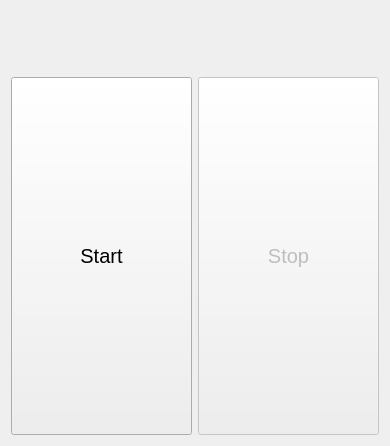
Qt form pomodoro/pomodoro_view.ui (mikkac/pomodoro_qt) before a commit.
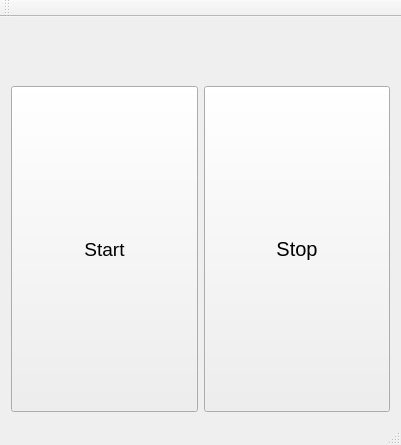
The same form after that commit.

Commit message: switched from QWidget to QMainWindow in order to be able to create a preferences in menu tab

Diff of the .ui file:
```diff
--- a/pomodoro/pomodoro_view.ui
+++ b/pomodoro/pomodoro_view.ui
@@ -1,18 +1,19 @@
 <?xml version="1.0" encoding="UTF-8"?>
 <ui version="4.0">
  <class>PomodoroView</class>
- <widget class="QWidget" name="PomodoroView">
+ <widget class="QMainWindow" name="PomodoroView">
   <property name="geometry">
    <rect>
     <x>0</x>
     <y>0</y>
-    <width>390</width>
-    <height>446</height>
+    <width>401</width>
+    <height>445</height>
    </rect>
   </property>
   <property name="windowTitle">
    <string>PomodoroView</string>
   </property>
+  <widget class="QWidget" name="centralWidget">
   <layout class="QVBoxLayout" name="verticalLayout_3">
    <item>
     <layout class="QVBoxLayout" name="verticalLayout_2">
@@ -22,7 +23,6 @@
         <widget class="QLabel" name="modeLabel">
          <property name="font">
           <font>
-           <family>DejaVu Sans</family>
            <pointsize>15</pointsize>
           </font>
          </property>
@@ -33,21 +33,14 @@
           <set>Qt::AlignCenter</set>
          </property>
         </widget>
+        </item>
+       </layout>
        </item>
        <item>
         <widget class="QLabel" name="timerLabel">
-         <property name="enabled">
-          <bool>true</bool>
-         </property>
-         <property name="sizePolicy">
-          <sizepolicy hsizetype="Preferred" vsizetype="Preferred">
-           <horstretch>0</horstretch>
-           <verstretch>0</verstretch>
-          </sizepolicy>
-         </property>
          <property name="font">
           <font>
-           <pointsize>20</pointsize>
+          <pointsize>15</pointsize>
           </font>
          </property>
          <property name="text">
@@ -57,8 +50,6 @@
           <set>Qt::AlignCenter</set>
          </property>
         </widget>
-       </item>
-      </layout>
      </item>
      <item>
       <layout class="QHBoxLayout" name="horizontalLayout">
@@ -72,7 +63,7 @@
          </property>
          <property name="font">
           <font>
-           <pointsize>15</pointsize>
+            <pointsize>14</pointsize>
           </font>
          </property>
          <property name="text">
@@ -82,9 +73,6 @@
        </item>
        <item>
         <widget class="QPushButton" name="stopButton">
-         <property name="enabled">
-          <bool>false</bool>
-         </property>
          <property name="sizePolicy">
           <sizepolicy hsizetype="Expanding" vsizetype="Expanding">
            <horstretch>0</horstretch>
@@ -106,6 +94,26 @@
     </layout>
    </item>
   </layout>
+  </widget>
+  <widget class="QMenuBar" name="menuBar">
+   <property name="geometry">
+    <rect>
+     <x>0</x>
+     <y>0</y>
+     <width>401</width>
+     <height>20</height>
+    </rect>
+   </property>
+  </widget>
+  <widget class="QToolBar" name="mainToolBar">
+   <attribute name="toolBarArea">
+    <enum>TopToolBarArea</enum>
+   </attribute>
+   <attribute name="toolBarBreak">
+    <bool>false</bool>
+   </attribute>
+  </widget>
+  <widget class="QStatusBar" name="statusBar"/>
  </widget>
  <layoutdefault spacing="6" margin="11"/>
  <resources/>
```
Lines whose indentation alone changed are shown as unchanged. The commit also changes 2 other files.
